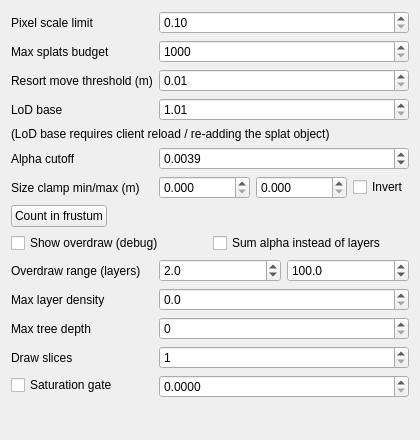
The window that gui_client/GaussianSplatSettingsWidget.ui (russiaman/substrata_robo) describes before a commit, drawn with Qt 5.
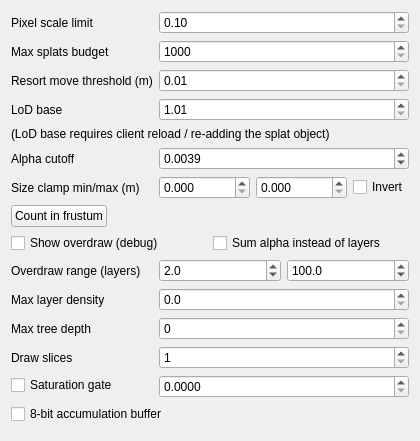
The same window after the commit.

Commit message:
gaussian splats: add an "8-bit accumulation buffer" control
Exposes GaussianSplatRenderer::setAccumBuffer8Bit().  Persisted like the other
splat settings, and applied live - toggling it rebuilds the accumulation
framebuffer, the same way the saturation gate's checkbox already does, so the
two formats can be compared from one viewpoint without a restart.

Worth about 28% of the frame on the test scene, at a precision cost that only
shows where coverage is low, so whether to use it is a per-scene call.

Patch:
```diff
--- a/gui_client/GaussianSplatSettingsWidget.ui
+++ b/gui_client/GaussianSplatSettingsWidget.ui
@@ -477,6 +477,16 @@
     </widget>
    </item>
    <item row="14" column="0" colspan="2">
+    <widget class="QCheckBox" name="accumBuffer8BitCheckBox">
+     <property name="text">
+      <string>8-bit accumulation buffer</string>
+     </property>
+     <property name="toolTip">
+      <string>Blends the splats into an RGBA8 buffer instead of the default RGBA16F, halving the bytes each fragment writes. The splat pass is mostly bound by blend bandwidth, so this is worth about a third of it. The cost is precision: hundreds of blends accumulate per pixel and the resolve then divides the accumulated colour by the accumulated coverage, so quantisation is amplified where coverage is low - cloud silhouettes and thin sparse regions, not the dense areas. It also weakens the saturation gate, whose saving is the blending it avoids. Rebuilds the accumulation framebuffer when toggled.</string>
+     </property>
+    </widget>
+   </item>
+   <item row="15" column="0" colspan="2">
     <spacer name="verticalSpacer">
      <property name="orientation">
       <enum>Qt::Vertical</enum>
```
The commit also changes 2 other files.
